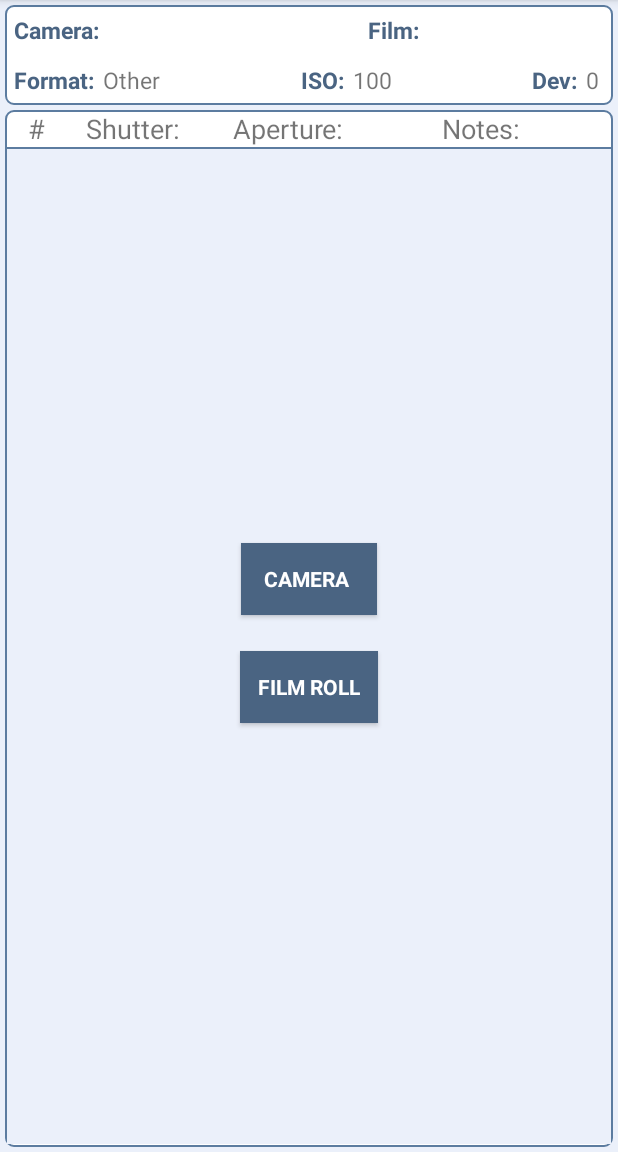
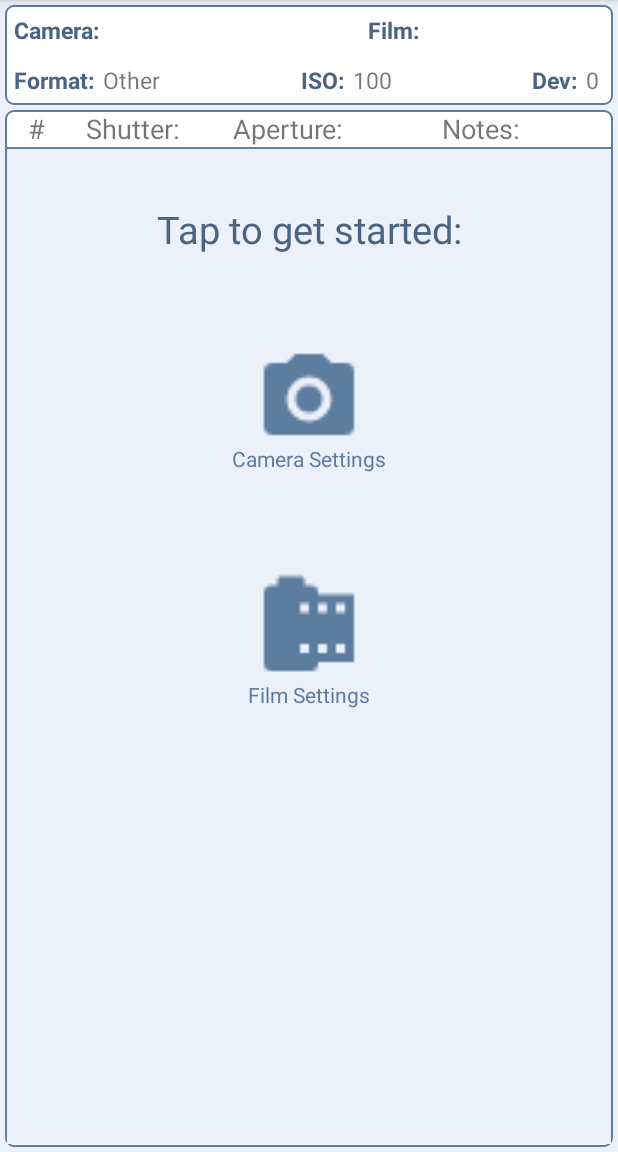
Before and after one commit to rottenb/ExposureNotes, an Android app: the screen it shows after launch (MainActivity), on a phone screen of 412 x 824 dp, the part 84-1236 px from its top. Run offline under Robolectric (Android 15) with nearby library versions, the phone set to English and light mode, and no system bars; our stand-ins replace Room's generated code; Roboto replaces fonts that are not available here.

```diff
--- a/app/src/main/java/com/brianmk/exposurenotes/MainActivity.kt
+++ b/app/src/main/java/com/brianmk/exposurenotes/MainActivity.kt
@@ -4,24 +4,20 @@ import android.Manifest
 import android.app.Activity
 import android.app.AlertDialog
 import android.app.Dialog
+import android.content.Context
 import android.content.pm.PackageManager
 import android.os.Bundle
 import android.view.Gravity
 import android.view.Menu
 import android.view.MenuItem
 import android.view.View
-import android.widget.AdapterView
-import android.widget.ListView
-import android.widget.TextView
-import android.widget.Toast
+import android.widget.*
 import androidx.appcompat.app.AppCompatActivity
 import androidx.appcompat.widget.Toolbar
 import androidx.core.app.ActivityCompat
+import androidx.room.Room
 import com.brianmk.exposurenotes.adapter.FrameArrayAdapter
-import com.brianmk.exposurenotes.data.CameraData
-import com.brianmk.exposurenotes.data.FilmData
-import com.brianmk.exposurenotes.data.FrameData
-import com.brianmk.exposurenotes.data.NameArrays
+import com.brianmk.exposurenotes.data.*
 import com.brianmk.exposurenotes.dialog.*
 import com.brianmk.exposurenotes.util.OutputJSON
 import java.io.BufferedWriter
@@ -37,7 +33,9 @@ class MainActivity : AppCompatActivity() {
     private lateinit var currentFilmRoll: FilmData
     private lateinit var currentCamera: CameraData
 
-    private lateinit var productNames: NameArrays
+    //lateinit var cameraMakerDB: CameraMakerDatabase
+
+    private lateinit var productNames: ProductNameArrays
 
     override fun onCreate(savedInstanceState: Bundle?) {
         super.onCreate(savedInstanceState)
@@ -51,7 +49,9 @@ class MainActivity : AppCompatActivity() {
 
         currentFilmRoll = FilmData()
         currentCamera = CameraData()
-        productNames = NameArrays()
+        productNames = ProductNameArrays()
+
+        //var cameraMakerDB = getDatabase(this)
 
         updateNotesHeader()
 
@@ -88,18 +88,22 @@ class MainActivity : AppCompatActivity() {
     private fun setListVisibility() {
         var cameraSet = false
         if ((findViewById<View>(R.id.camera_name) as TextView).text != " ") {
-            findViewById<View>(R.id.camera_setup).setBackgroundColor(getColor(R.color.light_grey))
+            (findViewById<View>(R.id.camera_setup) as ImageView).setColorFilter(getColor(R.color.light_grey))
+            (findViewById<View>(R.id.camera_setup_text) as TextView).setTextColor(getColor(R.color.light_grey))
             cameraSet = true
         } else {
-            findViewById<View>(R.id.camera_setup).setBackgroundColor(getColor(R.color.colorPrimaryDark))
+            (findViewById<View>(R.id.camera_setup) as ImageView).setColorFilter(getColor(R.color.colorPrimary))
+            (findViewById<View>(R.id.camera_setup_text) as TextView).setTextColor(getColor(R.color.colorPrimary))
         }
 
         var filmSet = false
         if ((findViewById<View>(R.id.film_name) as TextView).text != " ") {
-            findViewById<View>(R.id.film_setup).setBackgroundColor(getColor(R.color.light_grey))
+            (findViewById<View>(R.id.film_setup) as ImageView).setColorFilter(getColor(R.color.light_grey))
+            (findViewById<View>(R.id.film_setup_text) as TextView).setTextColor(getColor(R.color.light_grey))
             filmSet = true
         } else {
-            findViewById<View>(R.id.film_setup).setBackgroundColor(getColor(R.color.colorPrimaryDark))
+            (findViewById<View>(R.id.film_setup) as ImageView).setColorFilter(getColor(R.color.colorPrimary))
+            (findViewById<View>(R.id.film_setup_text) as TextView).setTextColor(getColor(R.color.colorPrimary))
         }
 
         if (!cameraSet || !filmSet || currentFilmRoll.frames <= 0) {
@@ -176,6 +180,7 @@ class MainActivity : AppCompatActivity() {
             R.id.main_menu_clear_roll -> clearFilmRoll()
             R.id.main_menu_export_roll -> exportDialog()
             R.id.main_menu_junk -> fillWithTestData()
+            R.id.main_menu_db -> testDB()
             else -> {
                 // do nothing
             }
@@ -183,6 +188,10 @@ class MainActivity : AppCompatActivity() {
 
         return super.onOptionsItemSelected(item)
     } //onOptionsItemSelected()
+
+    private fun testDB() {
+
+    }
 
     // Fill frame list with random test data
     private fun fillWithTestData() {
@@ -426,6 +435,23 @@ class MainActivity : AppCompatActivity() {
     companion object {
         private val LOG_TAG = MainActivity::class.java.simpleName
 
+        @Volatile
+        private var INSTANCE: CameraMakerDatabase? = null
+
+        fun getDatabase(context: Context) : CameraMakerDatabase {
+            return INSTANCE ?: synchronized(this) {
+                val tempInstance = INSTANCE
+                if (tempInstance != null) {
+                    return tempInstance
+                }
+                val instance = Room.databaseBuilder(context.applicationContext,
+                                                    CameraMakerDatabase::class.java,
+                                                    "camera_maker_database").build()
+                INSTANCE = instance
+                return instance
+            }
+        }
+
         // Storage Permissions
         private val REQUEST_EXTERNAL_STORAGE = 1
         private val PERMISSIONS_STORAGE = arrayOf(Manifest.permission.READ_EXTERNAL_STORAGE, Manifest.permission.WRITE_EXTERNAL_STORAGE)
--- a/app/src/main/java/com/brianmk/exposurenotes/data/NameArrays.kt
+++ /dev/null
@@ -1,19 +0,0 @@
-package com.brianmk.exposurenotes.data
-
-data class NameArrays(var cameraMakers: MutableList<String> = mutableListOf("Canon", "Fujifilm", "Google", "Mamiya"),
-                      var cameraModels: MutableList<String> = mutableListOf("FTb QL", "X-T1", "Pixel 2 XL", "RB67sd", "Six Automat II"),
-
-                      var filmMakers: MutableList<String> = mutableListOf("Fujifilm", "Ilford", "Kodak", "JCH"),
-                      var filmModels: MutableList<String> = mutableListOf("Pro400H", "HP5+", "FP4+", "Delta 100", "Tri-x", "Portra"),
-
-                      var lensMakers: MutableList<String> = mutableListOf("Canon", "Olympus"),
-                      var lensModels: MutableList<String> = mutableListOf("50mm f/1.8", "300mm f/4.0")) {
-
-    override fun equals(other: Any?) : Boolean {
-        return super.equals(other)
-    }
-
-    override fun hashCode() : Int {
-        return super.hashCode()
-    }
-}
--- /dev/null
+++ b/app/src/main/java/com/brianmk/exposurenotes/data/ProductNameArrays.kt
@@ -0,0 +1,19 @@
+package com.brianmk.exposurenotes.data
+
+data class ProductNameArrays(var cameraMakers: MutableList<String> = mutableListOf("Canon", "Fujifilm", "Google", "Mamiya"),
+                             var cameraModels: MutableList<String> = mutableListOf("FTb QL", "X-T1", "Pixel 2 XL", "RB67sd", "Six Automat II"),
+
+                             var filmMakers: MutableList<String> = mutableListOf("Fujifilm", "Ilford", "Kodak", "JCH"),
+                             var filmModels: MutableList<String> = mutableListOf("Pro400H", "HP5+", "FP4+", "Delta 100", "Tri-x", "Portra"),
+
+                             var lensMakers: MutableList<String> = mutableListOf("Canon", "Olympus"),
+                             var lensModels: MutableList<String> = mutableListOf("50mm f/1.8", "300mm f/4.0")) {
+
+    override fun equals(other: Any?) : Boolean {
+        return super.equals(other)
+    }
+
+    override fun hashCode() : Int {
+        return super.hashCode()
+    }
+}
--- a/app/src/main/res/drawable/camera.xml
+++ b/app/src/main/res/drawable/camera.xml
@@ -4,5 +4,6 @@
     android:width="24dp"
     android:viewportWidth="24"
     android:viewportHeight="24">
-    <path android:fillColor="@color/light_grey_blue" android:pathData="M4,4H7L9,2H15L17,4H20A2,2 0 0,1 22,6V18A2,2 0 0,1 20,20H4A2,2 0 0,1 2,18V6A2,2 0 0,1 4,4M12,7A5,5 0 0,0 7,12A5,5 0 0,0 12,17A5,5 0 0,0 17,12A5,5 0 0,0 12,7M12,9A3,3 0 0,1 15,12A3,3 0 0,1 12,15A3,3 0 0,1 9,12A3,3 0 0,1 12,9Z" />
+    <path android:fillColor="@color/light_grey_blue"
+        android:pathData="M4,4H7L9,2H15L17,4H20A2,2 0 0,1 22,6V18A2,2 0 0,1 20,20H4A2,2 0 0,1 2,18V6A2,2 0 0,1 4,4M12,7A5,5 0 0,0 7,12A5,5 0 0,0 12,17A5,5 0 0,0 17,12A5,5 0 0,0 12,7M12,9A3,3 0 0,1 15,12A3,3 0 0,1 12,15A3,3 0 0,1 9,12A3,3 0 0,1 12,9Z" />
 </vector>
--- a/app/src/main/res/layout/activity_main.xml
+++ b/app/src/main/res/layout/activity_main.xml
@@ -231,28 +231,58 @@
             android:layout_marginBottom="2dp"
             android:paddingBottom="@dimen/triple_padding"
             android:orientation="vertical"
-            android:gravity="center"
+            android:gravity="center|top"
             android:textSize="@dimen/dialog_font_size"
             android:background="@color/lighter_grey_blue">
-            <Button
-                style="@style/Widget.AppCompat.Button.Colored"
+            <TextView
+                style="@style/DialogHeader"
+                android:layout_width="match_parent"
+                android:layout_height="wrap_content"
+                android:layout_marginTop="@dimen/large_margin"
+                android:layout_marginBottom="@dimen/large_margin"
+                android:gravity="center"
+                android:textSize="@dimen/dialog_title_size"
+                android:text="@string/welcome_msg"/>
+            <ImageView
                 android:id="@+id/camera_setup"
                 android:layout_width="wrap_content"
                 android:layout_height="wrap_content"
-                android:layout_marginBottom="@dimen/double_margin"
+                android:layout_marginTop="@dimen/large_margin"
                 android:padding="@dimen/double_padding"
-                android:textStyle="bold"
-                android:text="@string/setup_camera"/>
-            <Button
-                style="@style/Widget.AppCompat.Button.Colored"
+                android:src="@drawable/camera"
+                android:tint="@color/colorPrimary"
+                android:backgroundTint="@android:color/transparent"
+                android:scaleX="@dimen/main_icon_scale"
+                android:scaleY="@dimen/main_icon_scale"
+                android:contentDescription="@string/camera_settings"/>
+            <TextView
+                android:id="@+id/camera_setup_text"
+                android:layout_width="wrap_content"
+                android:layout_height="wrap_content"
+                android:layout_marginTop="@dimen/default_margin"
+                android:layout_marginBottom="@dimen/large_margin"
+                android:textColor="@color/colorPrimary"
+                android:text="@string/camera_settings"/>
+            <ImageView
                 android:id="@+id/film_setup"
                 android:layout_width="wrap_content"
                 android:layout_height="wrap_content"
-                android:layout_marginTop="@dimen/double_margin"
-                android:padding="@dimen/double_padding"
-                android:textStyle="bold"
-                android:text="@string/setup_film_roll"/>
-
+                android:padding="@dimen/triple_padding"
+                android:layout_marginTop="@dimen/large_margin"
+                android:src="@drawable/film"
+                android:tint="@color/colorPrimary"
+                android:backgroundTint="@android:color/transparent"
+                android:scaleX="@dimen/main_icon_scale"
+                android:scaleY="@dimen/main_icon_scale"
+                android:contentDescription="@string/film_settings"/>
+            <TextView
+                android:id="@+id/film_setup_text"
+                android:layout_width="wrap_content"
+                android:layout_height="wrap_content"
+                android:layout_marginTop="@dimen/default_margin"
+                android:layout_marginBottom="@dimen/large_margin"
+                android:textColor="@color/colorPrimary"
+                android:text="@string/film_settings"/>
         </LinearLayout>
 
         <!-- Frame List -->
--- a/app/src/main/res/menu/main_menu.xml
+++ b/app/src/main/res/menu/main_menu.xml
@@ -41,6 +41,10 @@
             android:id="@+id/main_menu_junk"
             android:orderInCategory="1000"
             android:title="TEST DATA"/>
+        <item
+            android:id="@+id/main_menu_db"
+            android:orderInCategory="1100"
+            android:title="TEST DB"/>
 
 
 
--- a/app/src/main/res/values/dimens.xml
+++ b/app/src/main/res/values/dimens.xml
@@ -12,12 +12,16 @@
     <dimen name="half_padding">3dp</dimen>
     <dimen name="double_padding">12dp</dimen>
     <dimen name="triple_padding">18dp</dimen>
+
     <dimen name="default_margin">6dp</dimen>
     <dimen name="double_margin">12dp</dimen>
+    <dimen name="triple_margin">18dp</dimen>
+    <dimen name="large_margin">36dp</dimen>
     <dimen name="half_margin">3dp</dimen>
     <dimen name="mask_margin">15dp</dimen>
 
     <!-- Other Dimensions -->
     <dimen name="notes_field_height">80dp</dimen>
+    <dimen name="main_icon_scale">3</dimen>
 
 </resources>
--- a/app/src/main/res/values/strings.xml
+++ b/app/src/main/res/values/strings.xml
@@ -175,4 +175,6 @@
     <string name="setup_camera">\u0020Camera\u0020\u0020</string>
     <string name="setup_film_roll">Film Roll</string>
     <string name="frame_select">Frame Select:</string>
+    <string name="application_settings">Application Settings</string>
+    <string name="welcome_msg">Tap to get started:</string>
 </resources>
```
Also changed, not shown: app/src/main/java/com/brianmk/exposurenotes/data/AppDatabase.kt (added, +38 -0 lines), app/src/main/res/layout/dialog_app.xml (added, +35 -0 lines).
